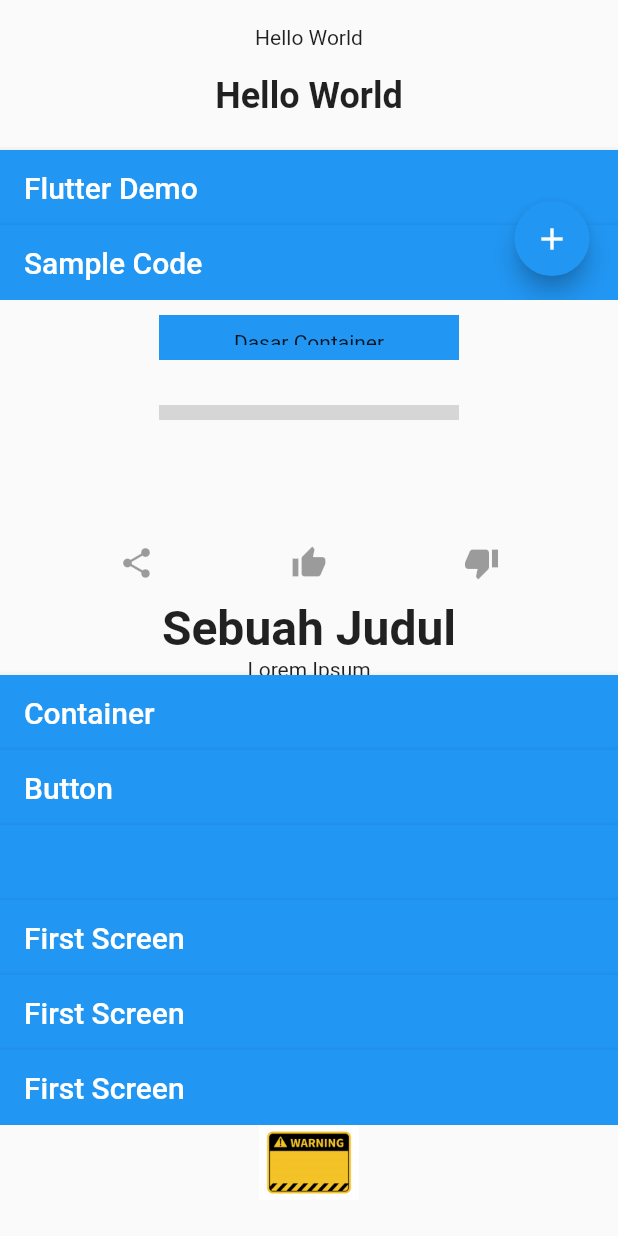
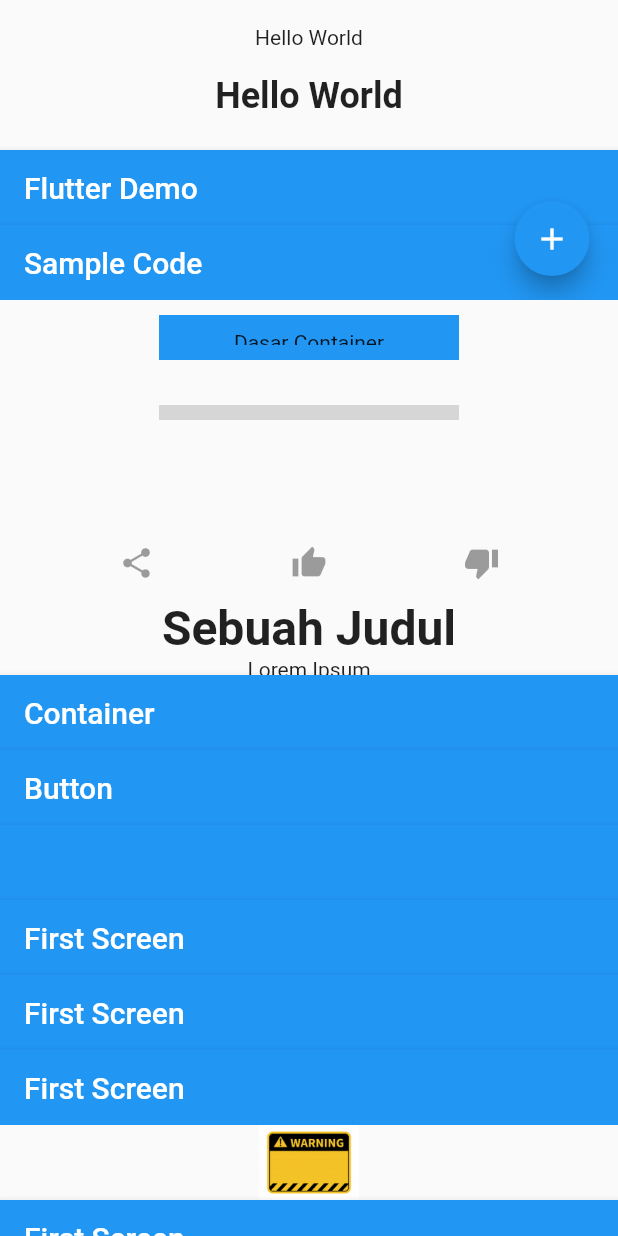
Before and after one commit to ahmaduunnail/flutter-widget, a Flutter app: the screen it shows after launch, on a phone screen of 412 x 824 dp. Run offline on Flutter 3.47's test engine with Material 2 defaults, Android fonts, the phone set to English and light mode, and no system bars; network calls fail; grey boxes are pictures that could not be loaded.

Commit message:
Add Image server

```diff
--- a/lib/image.dart
+++ b/lib/image.dart
@@ -14,3 +14,21 @@ class ImageLocal extends StatelessWidget {
     );
   }
 }
+
+class ImageServer extends StatelessWidget {
+  @override
+  Widget build(BuildContext context) {
+    return Scaffold(
+      appBar: AppBar(
+        title: Text("First Screen"),
+      ),
+      body: Center(
+        child: Image.network(
+          'https://picsum.photos/200/300',
+          width: 200,
+          height: 200,
+        ),
+      ),
+    );
+  }
+}
--- a/lib/main.dart
+++ b/lib/main.dart
@@ -83,6 +83,9 @@ class App extends StatelessWidget {
             Container(
               height: 50,
               child: ImageLocal(),
+            ),Container(
+              height: 50,
+              child: ImageServer(),
             )
           ]),
         ),
```
